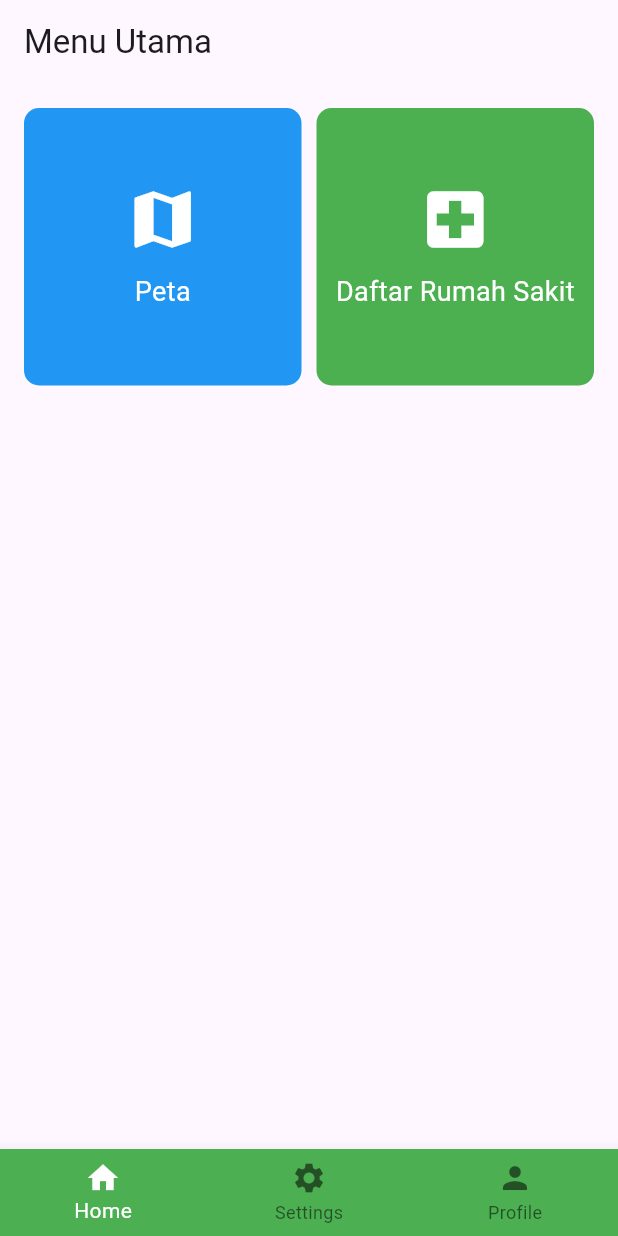
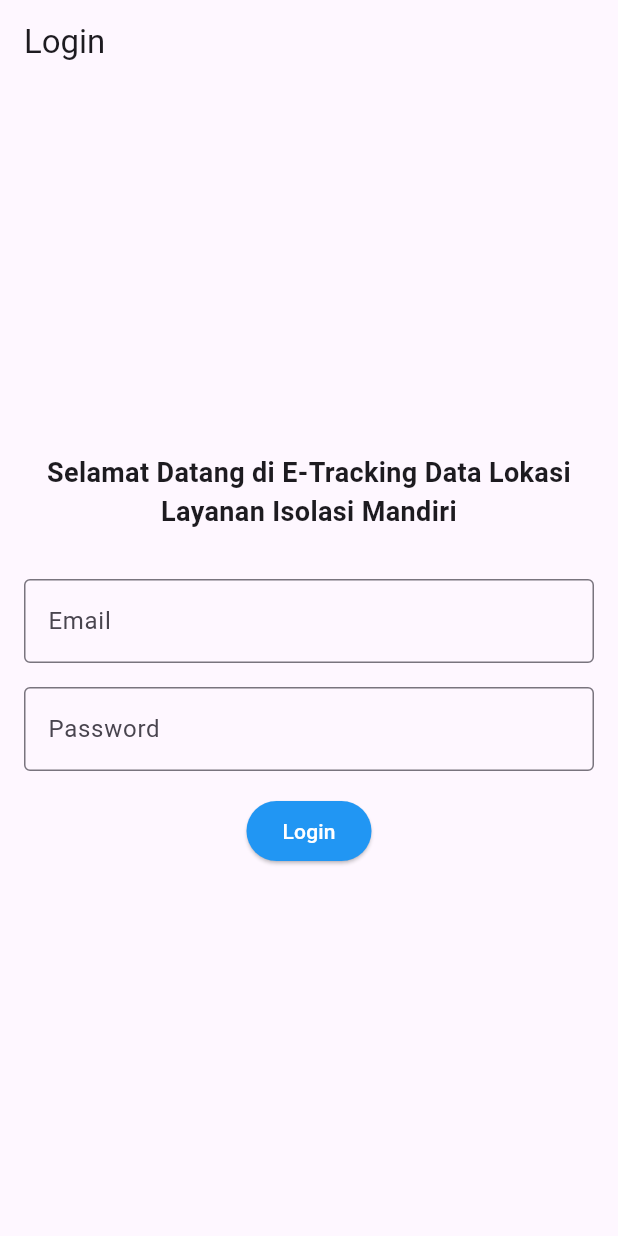
Before and after one commit to bagas-sanjaya-UeU/UTS-Pemob-, a Flutter app: the screen it shows after launch, on a phone screen of 412 x 824 dp. Run offline on Flutter 3.47's test engine with Material 3 defaults, Android fonts, the phone set to English and light mode, and no system bars; our stand-ins replace cloud_firestore, firebase_core, firebase_messaging, flutter_local_notifications, flutter_map, geolocator and 1 more; accounts and stored records are empty.

Commit message:
UTS Pemob

```diff
--- a/lib/main.dart
+++ b/lib/main.dart
@@ -8,6 +8,7 @@ import 'presentation/pages/settings_page.dart';
 import 'core/navigation/navigation_service.dart';
 import 'presentation/controllers/home_controller.dart';
 import 'domain/usecases/navigate_to_page.dart';
+import 'presentation/pages/login_page.dart';
 
 final FlutterLocalNotificationsPlugin flutterLocalNotificationsPlugin =
     FlutterLocalNotificationsPlugin();
@@ -45,8 +46,9 @@ class MyApp extends StatelessWidget {
       navigatorKey: NavigationService.navigatorKey,
       title: 'Pemob Tracking Data Lokasi Isolasi Mandiri',
       debugShowCheckedModeBanner: false,
-      initialRoute: '/home',
+      initialRoute: '/login', // Ubah rute awal ke halaman login
       routes: {
+        '/login': (context) => LoginPage(),
         '/home': (context) => HomePage(homeController),
         '/profile': (context) => ProfilePage(homeController),
         '/settings': (context) => SettingsPage(homeController),
--- a/lib/presentation/pages/home_page.dart
+++ b/lib/presentation/pages/home_page.dart
@@ -56,27 +56,6 @@ class _HomePageState extends State<HomePage> {
     );
   }
 
-  Future<void> _showSuccessLoginNotification() async {
-    const AndroidNotificationDetails androidPlatformChannelSpecifics =
-        AndroidNotificationDetails(
-      'login_channel',
-      'Login Notifications',
-      channelDescription: 'Notifications for login actions.',
-      importance: Importance.max,
-      priority: Priority.high,
-      showWhen: true,
-    );
-    const NotificationDetails platformChannelSpecifics =
-        NotificationDetails(android: androidPlatformChannelSpecifics);
-
-    await flutterLocalNotificationsPlugin.show(
-      0, // Notification ID
-      'Login Success', // Title
-      'Logged in successfully', // Body
-      platformChannelSpecifics,
-    );
-  }
-
   @override
   Widget build(BuildContext context) {
     return BasePage(
--- a/lib/presentation/pages/hospital_list.dart
+++ b/lib/presentation/pages/hospital_list.dart
@@ -57,7 +57,6 @@ class _HospitalPageState extends State<HospitalPage> {
       status: 'Tersedia',
       contact: '021-6543210',
     ),
-    // Tambahkan data rumah sakit lainnya di sini
   ];
 
   List<Hospital> filteredHospitals = [];
--- a/lib/presentation/pages/isolation_service_map.dart
+++ b/lib/presentation/pages/isolation_service_map.dart
@@ -72,7 +72,6 @@ class _IsolationServiceMapState extends State<IsolationServiceMap> {
   }
 
   void _showMarkerDetail(String name, String address) {
-    // tampilkan tooltip atau dialog dengan detail layanan isolasi
     showDialog(
       context: context,
       builder: (BuildContext context) {
--- /dev/null
+++ b/lib/presentation/pages/login_page.dart
@@ -0,0 +1,86 @@
+import 'package:flutter/material.dart';
+import 'package:flutter_local_notifications/flutter_local_notifications.dart';
+import '../../main.dart';
+
+class LoginPage extends StatefulWidget {
+  @override
+  State<LoginPage> createState() => _LoginPageState();
+}
+
+class _LoginPageState extends State<LoginPage> {
+  Future<void> _showSuccessLoginNotification() async {
+    const AndroidNotificationDetails androidPlatformChannelSpecifics =
+        AndroidNotificationDetails(
+      'login_channel',
+      'Login Notifications',
+      channelDescription: 'Notifications for login actions.',
+      importance: Importance.max,
+      priority: Priority.high,
+      showWhen: true,
+    );
+    const NotificationDetails platformChannelSpecifics =
+        NotificationDetails(android: androidPlatformChannelSpecifics);
+
+    await flutterLocalNotificationsPlugin.show(
+      0, // Notification ID
+      'Login Success', // Title
+      'Logged in successfully', // Body
+      platformChannelSpecifics,
+    );
+  }
+
+  void _navigateToNextPage() {
+    Navigator.pushReplacementNamed(context, '/home');
+  }
+
+  @override
+  Widget build(BuildContext context) {
+    return Scaffold(
+      appBar: AppBar(
+        title: Text('Login'),
+      ),
+      body: Padding(
+        padding: const EdgeInsets.all(16.0),
+        child: Column(
+          mainAxisAlignment: MainAxisAlignment.center,
+          children: [
+            Text(
+              'Selamat Datang di E-Tracking Data Lokasi Layanan Isolasi Mandiri',
+              textAlign: TextAlign.center,
+              style: TextStyle(
+                fontSize: 18,
+                fontWeight: FontWeight.bold,
+              ),
+            ),
+            SizedBox(height: 32), // Spasi antara teks dan input
+            TextField(
+              decoration: InputDecoration(
+                labelText: 'Email',
+                border: OutlineInputBorder(),
+              ),
+            ),
+            SizedBox(height: 16),
+            TextField(
+              obscureText: true,
+              decoration: InputDecoration(
+                labelText: 'Password',
+                border: OutlineInputBorder(),
+              ),
+            ),
+            SizedBox(height: 16),
+            ElevatedButton(
+              onPressed: () async {
+                await _showSuccessLoginNotification();
+                _navigateToNextPage();
+              },
+              style: ElevatedButton.styleFrom(
+                backgroundColor: Colors.blue,
+              ),
+              child: Text('Login', style: TextStyle(color: Colors.white)),
+            ),
+          ],
+        ),
+      ),
+    );
+  }
+}
--- a/lib/presentation/pages/menu.dart
+++ b/lib/presentation/pages/menu.dart
@@ -7,7 +7,7 @@ class MenuPage extends StatelessWidget {
   Widget build(BuildContext context) {
     return Scaffold(
       appBar: AppBar(
-        title: Text('Menu Utama'),
+        title: Text('E-Tracking Isolasi Mandiri'),
       ),
       body: Padding(
         padding: const EdgeInsets.all(16.0),
```
Also changed, not shown: 1 other file.
